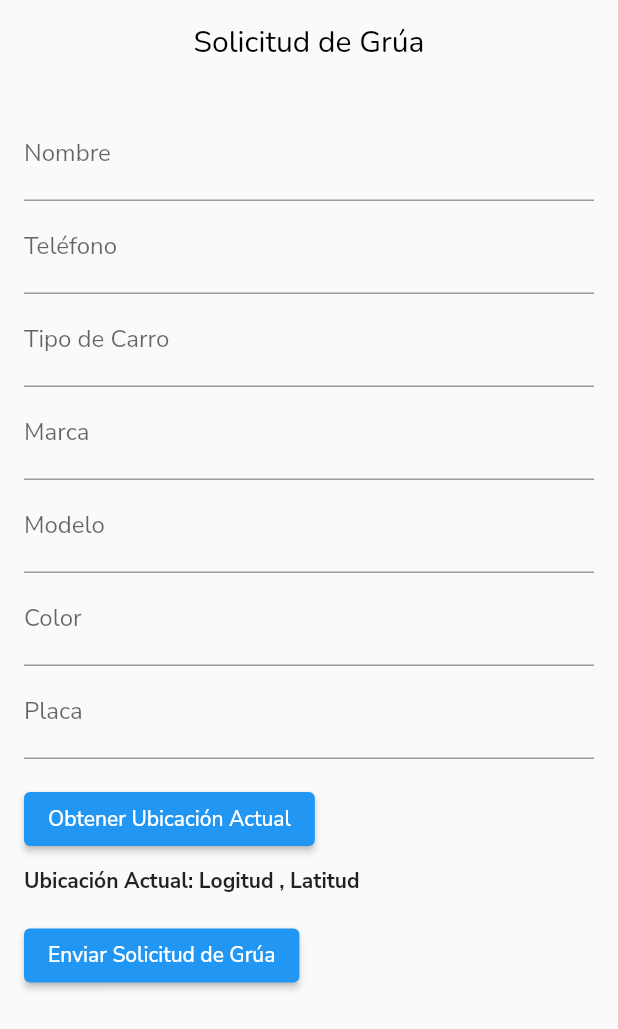
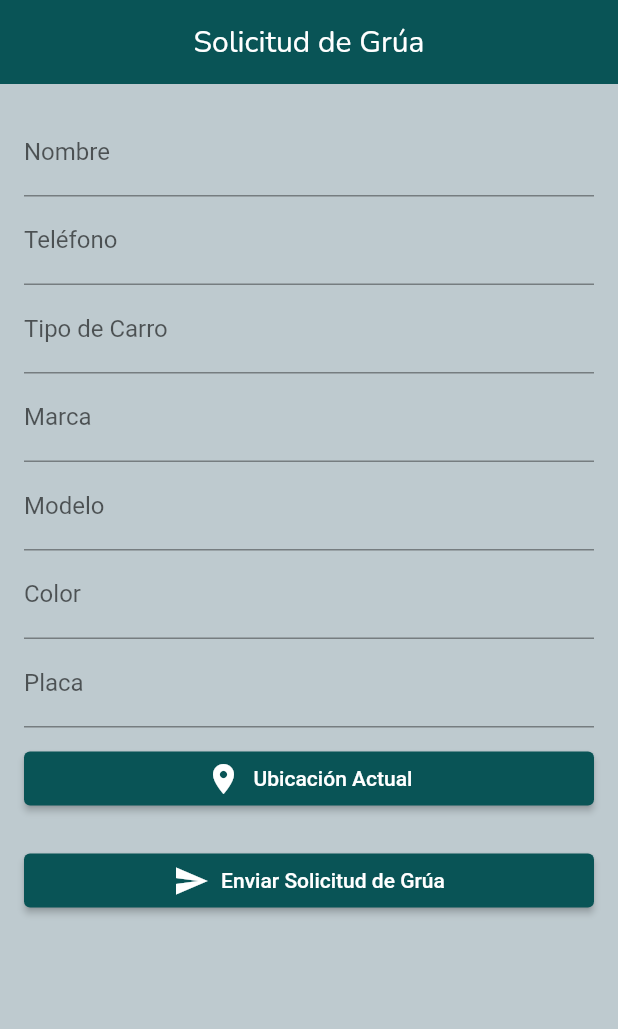
Before and after one commit to DanielGCh1/lab_4_moviles, a Flutter app: the screen it shows after launch, on a phone screen of 412 x 824 dp. Shown: the top 1029 px of the screen. Run offline on Flutter 3.47's test engine with Material 2 defaults, Android fonts, the phone set to English and light mode, and no system bars; our stand-ins replace google_fonts, google_maps_flutter, location, share, uni_links.

Commit message:
diseno final

```diff
--- a/lab_4/lib/form_page.dart
+++ b/lab_4/lib/form_page.dart
@@ -83,6 +83,13 @@ class _FormPageState extends State<FormPage> {
       print('Placa: $placa');
       print('Ubicación: $ubicacion');
     }
+  }
+
+  void _showSuccessMessage() {
+    SnackBar(
+      content: Text('¡Éxito! Mensaje enviado correctamente.'),
+      duration: Duration(seconds: 2),
+    );
   }
 
   Future<void> _obtenerUbicacionActual() async {
@@ -192,7 +199,8 @@ class _FormPageState extends State<FormPage> {
       ),
       body: Padding(
         padding: const EdgeInsets.all(16.0),
-        child: Form(
+        child: SingleChildScrollView(
+            child: Form(
           key: _formKey,
           child: Column(
             crossAxisAlignment: CrossAxisAlignment.start,
@@ -282,24 +290,45 @@ class _FormPageState extends State<FormPage> {
                   return null;
                 },
               ),
-              const SizedBox(height: 16),
-              ElevatedButton(
-                onPressed: _obtenerUbicacionActual,
-                child: const Text('Obtener Ubicación Actual'),
+              const SizedBox(height: 10),
+              Align(
+                alignment: Alignment.center,
+                child: ElevatedButton(
+                  onPressed: _obtenerUbicacionActual,
+                  style: ElevatedButton.styleFrom(
+                    backgroundColor: Color.fromARGB(255, 9, 84, 86),
+                  ),
+                  child: Row(
+                    mainAxisAlignment: MainAxisAlignment.center,
+                    children: [
+                      Icon(Icons.location_on),
+                      const SizedBox(width: 8),
+                      const Text('Ubicación Actual'),
+                    ],
+                  ),
+                ),
               ),
-              const SizedBox(height: 8),
-              Text(
-                "Ubicación Actual: Logitud $_ubicacionActualLon, Latitud $_ubicacionActualLat",
-                style: const TextStyle(fontWeight: FontWeight.bold),
-              ),
-              const SizedBox(height: 16),
-              ElevatedButton(
-                onPressed: _submitForm,
-                child: const Text('Enviar Solicitud de Grúa'),
+              const SizedBox(height: 20),
+              Align(
+                alignment: Alignment.center,
+                child: ElevatedButton(
+                  onPressed: _submitForm,
+                  style: ElevatedButton.styleFrom(
+                    backgroundColor: Color.fromARGB(255, 9, 84, 86),
+                  ),
+                  child: Row(
+                    mainAxisAlignment: MainAxisAlignment.center,
+                    children: [
+                      Icon(Icons.send),
+                      const SizedBox(width: 8),
+                      const Text('Enviar Solicitud de Grúa'),
+                    ],
+                  ),
+                ),
               ),
             ],
           ),
-        ),
+        )),
       ),
     );
   }
@@ -320,16 +349,22 @@ class _FormPageState extends State<FormPage> {
       'modelo': 'Modelo',
       'color': 'Color',
       'placa': 'Placa',
-      'ubicacion': 'Ubicación',
+      'latitud': 'Latitud',
+      'longitud': 'Longitud',
     };
 
     return Scaffold(
       appBar: AppBar(
-        title: const Text('Datos de Link Grua'),
+        title: const Text('Formulario de Grua'),
       ),
       body: ListView(
         padding: const EdgeInsets.all(16.0),
         children: [
+          Image.asset(
+            'assets/images/grua.png',
+            height: 200,
+          ),
+          const SizedBox(height: 16.0),
           ListView.builder(
             shrinkWrap: true,
             physics: const NeverScrollableScrollPhysics(),
--- a/lab_4/lib/main.dart
+++ b/lab_4/lib/main.dart
@@ -13,16 +13,17 @@ class MyApp extends StatelessWidget {
   @override
   Widget build(BuildContext context) {
     return MaterialApp(
+      debugShowCheckedModeBanner: false,
       title: 'Grua Help App',
       theme: ThemeData(
-          textTheme:
-              GoogleFonts.nunitoSansTextTheme(Theme.of(context).textTheme),
+          scaffoldBackgroundColor: Color.fromARGB(255, 190, 202, 207),
           appBarTheme: AppBarTheme(
-              backgroundColor: Colors.transparent,
+              backgroundColor: Color.fromARGB(255, 9, 84, 86),
               elevation: 0,
               centerTitle: true,
-              titleTextStyle:
-                  GoogleFonts.nunito(color: Colors.black, fontSize: 20))),
+              titleTextStyle: GoogleFonts.nunito(
+                  color: const Color.fromARGB(255, 255, 255, 255),
+                  fontSize: 20))),
       home: const FormPage(),
     );
   }
--- a/lab_4/pubspec.yaml
+++ b/lab_4/pubspec.yaml
@@ -28,3 +28,5 @@ dev_dependencies:
 flutter:
 
   uses-material-design: true
+  assets:
+    - assets/images/grua.png
```
Also changed, not shown: lab_4/assets/images/grua.png (added), 2 other files.
